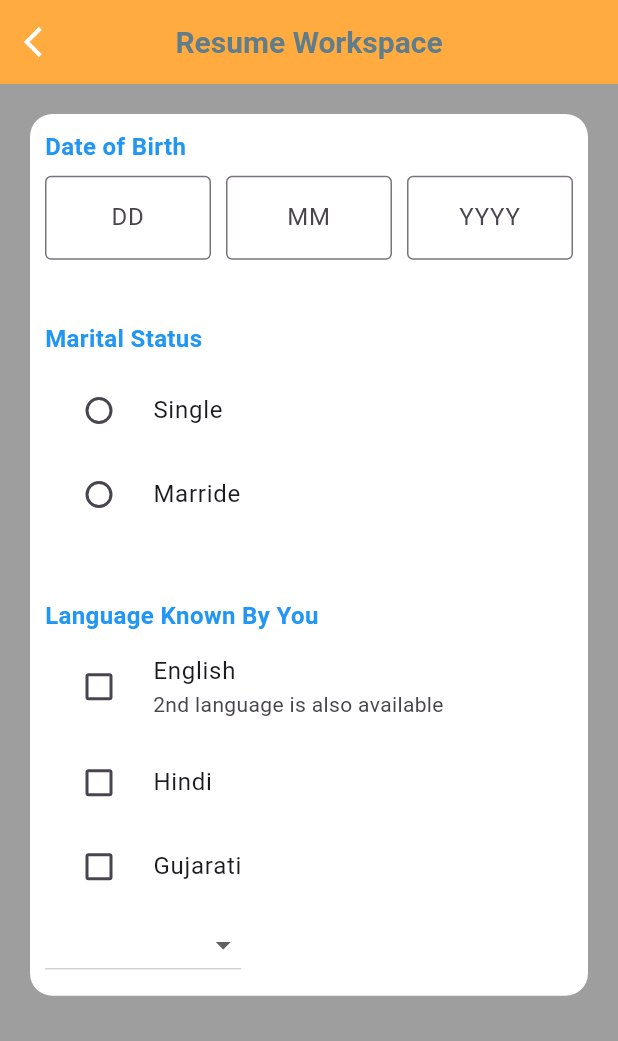
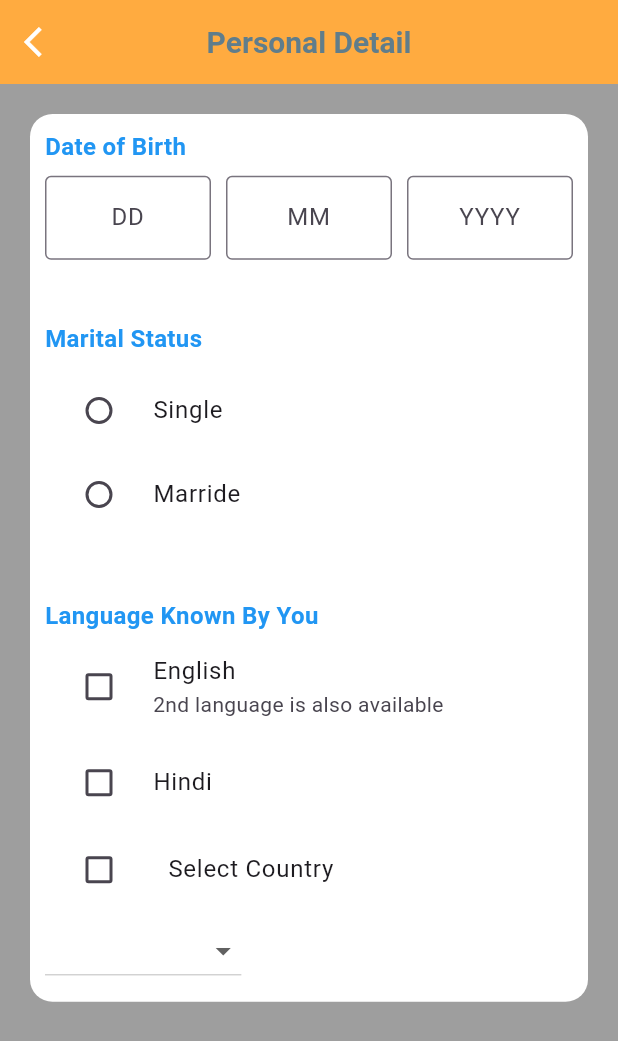
Before and after one commit to omtrivedi110/resume_builder, a Flutter app: the personal_detail screen opened by its route, on a phone screen of 412 x 824 dp. Shown: the top 1041 px of the screen. Run offline on Flutter 3.47's test engine with Material 2 defaults, Android fonts, the phone set to English and light mode, and no system bars.

Commit message:
om | 15 - 04 - 2023 10 : 30

```diff
--- a/lib/views/screens/personal_detail.dart
+++ b/lib/views/screens/personal_detail.dart
@@ -24,7 +24,7 @@ class _personal_detailState extends State<personal_detail> {
       appBar: AppBar(
         leading: Mybackicon(),
         title: Text(
-          "Resume Workspace",
+          "Personal Detail",
           style: titletextstyle,
         ),
         backgroundColor: Colors.orangeAccent,
@@ -147,7 +147,7 @@ class _personal_detailState extends State<personal_detail> {
                     }),
                 CheckboxListTile(
                     value: gujaraticheckbox,
-                    title: const Text("Gujarati"),
+                    title: menuitem(displayvalue: "Select Country"),
                     controlAffinity: ListTileControlAffinity.leading,
                     onChanged: (val) {
                       setState(() {
```
Also changed, not shown: lib/views/screens/education.dart (+30 -12 lines).
